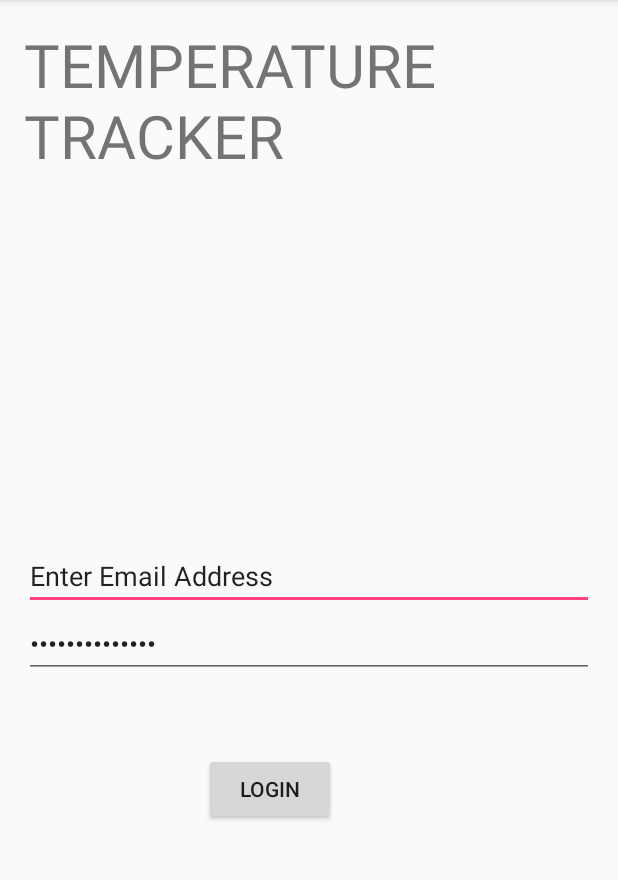
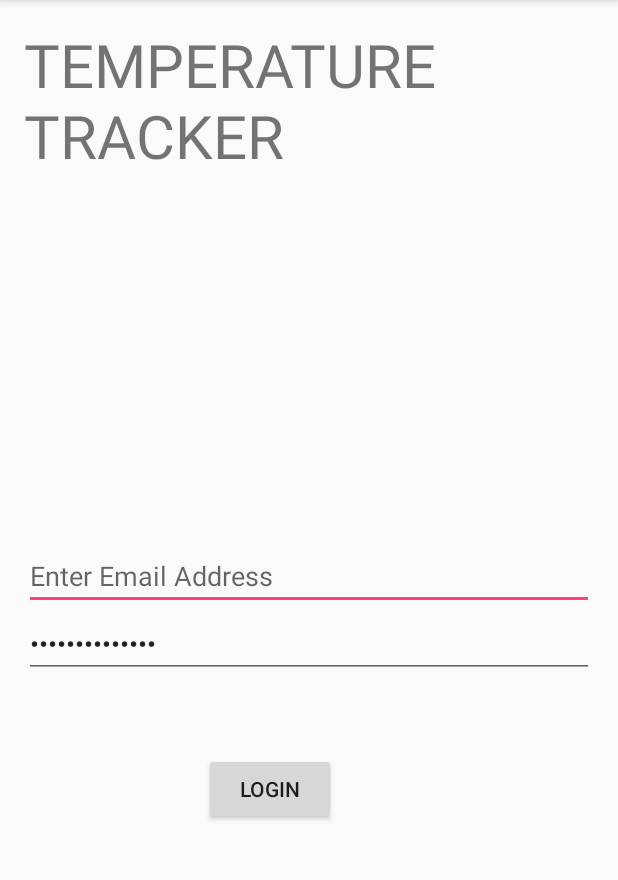
Before and after one commit to advait22/Temperature-sensing-using-Pi-board, an Android app: the screen it shows after launch (Login_Screen), on a phone screen of 412 x 824 dp, the part 84-964 px from its top. Run offline under Robolectric (Android 15) with nearby library versions, the phone set to English and light mode, and no system bars.

Commit message:
ServerConfigurationScreen

```diff
--- a/app/src/main/AndroidManifest.xml
+++ b/app/src/main/AndroidManifest.xml
@@ -15,7 +15,8 @@
                 <category android:name="android.intent.category.LAUNCHER" />
             </intent-filter>
         </activity>
-        <activity android:name=".ConfigureServer_Process"></activity>
+        <activity android:name=".ConfigureServer_Process" />
+        <activity android:name=".Sever_Configuration"></activity>
     </application>
 
 </manifest>
--- a/app/src/main/res/layout/activity_configure_server__process.xml
+++ b/app/src/main/res/layout/activity_configure_server__process.xml
@@ -11,5 +11,5 @@
 
     <ProgressBar
         android:layout_width="match_parent"
-        android:layout_height="wrap_content" />
+        android:layout_height="wrap_content"/>
 </RelativeLayout>
--- a/app/src/main/res/layout/activity_login__screen.xml
+++ b/app/src/main/res/layout/activity_login__screen.xml
@@ -22,14 +22,15 @@
         android:layout_width="match_parent"
         android:layout_height="wrap_content"
         android:inputType="textEmailAddress"
-        android:text="Enter Email Address"
+        android:hint="Enter Email Address"
         android:layout_centerInParent="true"
         android:id="@+id/Email_address"/>
 
     <EditText
         android:layout_width="match_parent"
         android:layout_height="wrap_content"
-        android:inputType="textPassword" android:layout_centerInParent="true"
+        android:inputType="textPassword"
+        android:layout_centerInParent="true"
         android:layout_below="@id/Email_address"
         android:id="@+id/Password"
 
```
